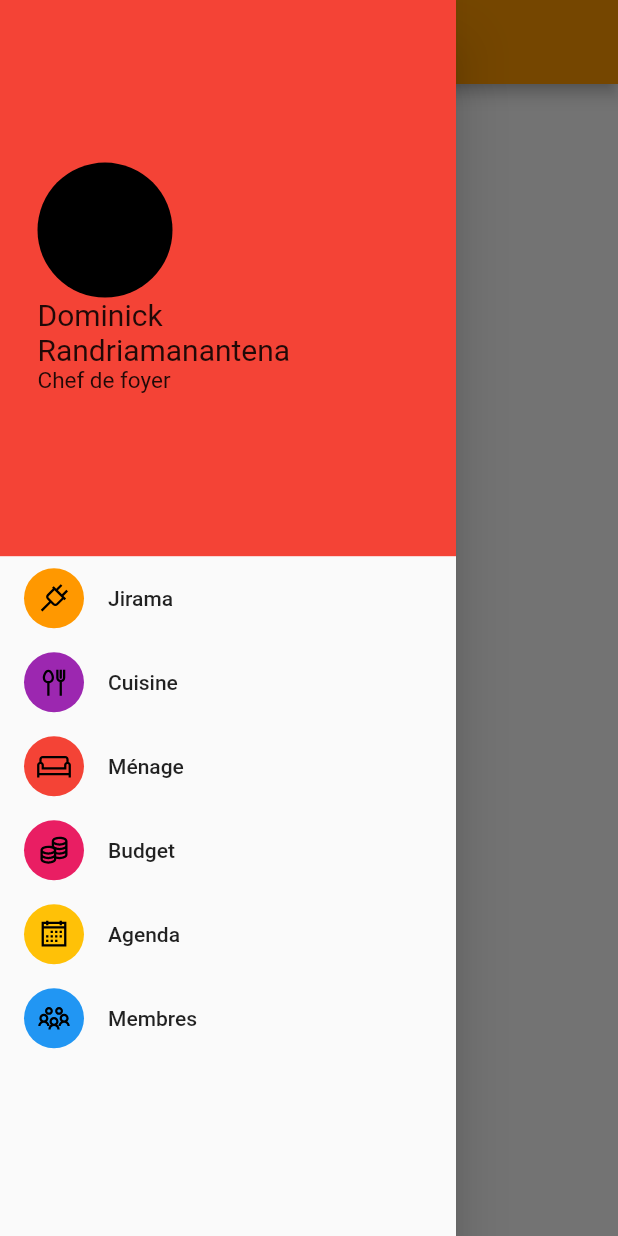
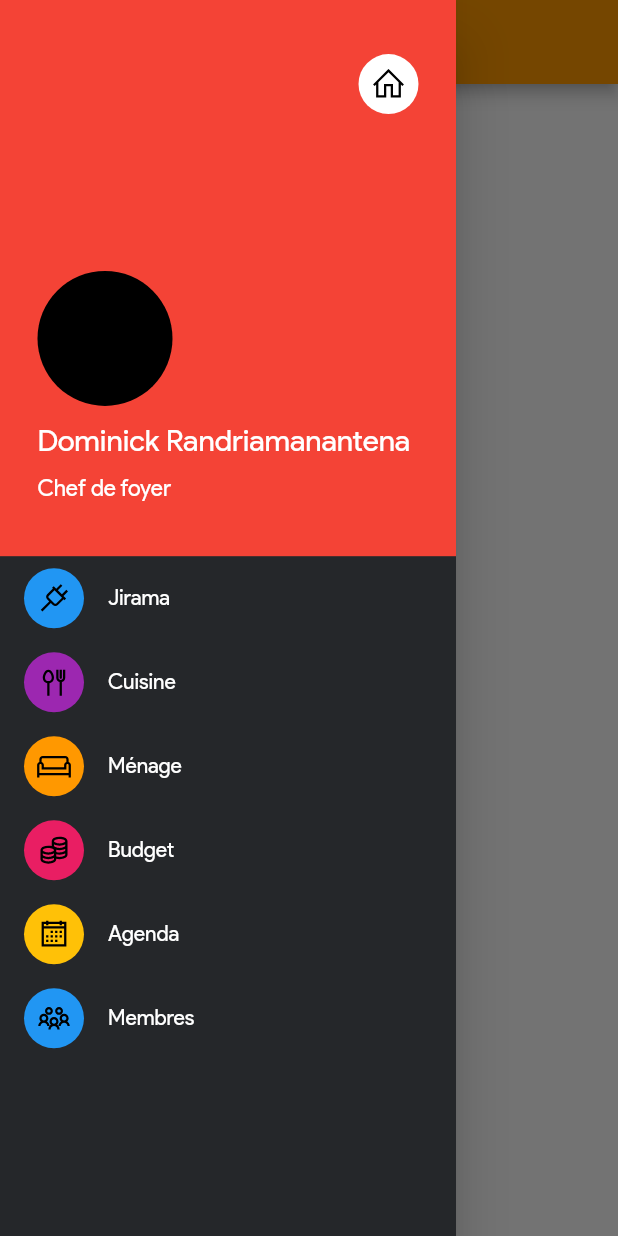
Before and after one commit to iTeam-S/GFS, a Flutter app: the screen it shows after launch, with the side drawer open, on a phone screen of 412 x 824 dp. Run offline on Flutter 3.47's test engine with Material 2 defaults, Android fonts, the phone set to English and light mode, and no system bars; our stand-ins replace get, line_icons.

Commit message:
amélioration code drawer + ajout font

```diff
--- a/lib/main.dart
+++ b/lib/main.dart
@@ -15,9 +15,7 @@ class MyApp extends StatelessWidget {
     return GetMaterialApp(
       debugShowCheckedModeBanner: false,
       title: 'GFS',
-      theme: ThemeData(
-        primarySwatch: Colors.orange,
-      ),
+      theme: ThemeData(primarySwatch: Colors.orange, fontFamily: "ProductSans"),
       initialRoute: '/',
       routes: {
         '/': (context) => Screen(),
--- a/lib/views/jirama.dart
+++ b/lib/views/jirama.dart
@@ -1,5 +1,6 @@
 import 'package:flutter/material.dart';
 import 'package:gfs/views/widgets/app_colors.dart';
+import 'package:gfs/views/widgets/drawer.dart';
 import 'package:gfs/views/widgets/spending_category_model.dart';
 import 'package:gfs/views/widgets/price_text.dart';
 import 'package:gfs/views/widgets/spending_category.dart';
@@ -38,12 +39,14 @@ class Jirama extends StatefulWidget {
   _JiramaState createState() => _JiramaState();
 }
 
+AppDrawer drawer = AppDrawer();
+
 class _JiramaState extends State<Jirama> {
   @override
   Widget build(BuildContext context) {
     return Scaffold(
+      drawer: drawer,
       appBar: AppBar(
-        leading: IconButton(onPressed: () {}, icon: Icon(Icons.sort)),
         title: Text("JIRAMA"),
       ),
       body: Container(
--- a/lib/views/membres.dart
+++ b/lib/views/membres.dart
@@ -1,5 +1,8 @@
 import 'package:flutter/material.dart';
+import 'package:gfs/views/widgets/drawer.dart';
 import 'package:line_icons/line_icons.dart';
+
+AppDrawer drawer = AppDrawer();
 
 class MembreList extends StatelessWidget {
   const MembreList({Key? key}) : super(key: key);
@@ -7,10 +10,9 @@ class MembreList extends StatelessWidget {
   @override
   Widget build(BuildContext context) {
     return Scaffold(
-      backgroundColor: Color(0xfff25272a),
-      appBar: AppBar(
-        leading: Icon(Icons.arrow_back_ios),
-      ),
+      backgroundColor: Color(0xff25272a),
+      drawer: drawer,
+      appBar: AppBar(),
       body: SingleChildScrollView(
           child: Column(
               mainAxisAlignment: MainAxisAlignment.start,
--- a/lib/views/widgets/drawer.dart
+++ b/lib/views/widgets/drawer.dart
@@ -6,30 +6,46 @@ class AppDrawer extends StatelessWidget {
   @override
   Widget build(BuildContext context) {
     return Drawer(
-      child: Container(
-        child: SingleChildScrollView(
-          child: Column(
-            children: [
+      child: Material(
+        color: Color(0xff25272a),
+        child: ListView(
+          children: <Widget>[
             Container(
               padding: EdgeInsets.all(25),
               color: Colors.red,
               height: Get.height * .45,
               width: Get.width,
               child: Column(
-                  mainAxisAlignment: MainAxisAlignment.center,
+                mainAxisAlignment: MainAxisAlignment.spaceEvenly,
                 crossAxisAlignment: CrossAxisAlignment.start,
                 children: [
+                  Container(
+                    alignment: Alignment.topRight,
+                    child: InkWell(
+                      onTap: () => Get.toNamed('/'),
+                      child: CircleAvatar(
+                        backgroundColor: Colors.white,
+                        child: Icon(
+                          LineIcons.home,
+                          color: Colors.black,
+                        ),
+                      ),
+                    ),
+                  ),
+                  SizedBox(
+                    height: Get.height * .1,
+                  ),
                   CircleAvatar(
                     backgroundColor: Colors.black,
                     radius: 45,
                   ),
                   Text(
                     "Dominick Randriamanantena",
-                      style: TextStyle(fontSize: 20),
+                    style: TextStyle(fontSize: 20, color: Colors.white),
                   ),
                   Text(
                     "Chef de foyer",
-                      style: TextStyle(fontSize: 15),
+                    style: TextStyle(fontSize: 15, color: Colors.white),
                   )
                 ],
               ),
@@ -37,81 +53,67 @@ class AppDrawer extends StatelessWidget {
             Container(
               child: Column(
                 children: [
-                    ListTile(
-                      onTap: () {},
-                      title: Text("Jirama"),
-                      leading: CircleAvatar(
-                        backgroundColor: Colors.orange,
-                        child: Icon(
-                          LineIcons.plug,
-                          color: Colors.black,
-                        ),
-                      ),
-                    ),
-                    ListTile(
-                      onTap: () {},
-                      title: Text("Cuisine"),
-                      leading: CircleAvatar(
-                        backgroundColor: Colors.purple,
-                        child: Icon(
-                          LineIcons.utensils,
-                          color: Colors.black,
-                        ),
-                      ),
-                    ),
-                    ListTile(
-                      onTap: () {},
-                      title: Text("Ménage"),
-                      leading: CircleAvatar(
-                        backgroundColor: Colors.red,
-                        child: Icon(
-                          LineIcons.couch,
-                          color: Colors.black,
-                        ),
-                      ),
-                    ),
-                    ListTile(
-                      onTap: () {},
-                      title: Text("Budget"),
-                      leading: CircleAvatar(
-                        backgroundColor: Colors.pink,
-                        child: Icon(
-                          LineIcons.coins,
-                          color: Colors.black,
-                        ),
-                      ),
-                    ),
-                    ListTile(
-                      onTap: () {},
-                      title: Text("Agenda"),
-                      leading: CircleAvatar(
-                        backgroundColor: Colors.amber,
-                        child: Icon(
-                          LineIcons.calendar,
-                          color: Colors.black,
-                        ),
-                      ),
-                    ),
-                    ListTile(
-                      onTap: () {
-                        Get.toNamed('/membre');
-                      },
-                      title: Text("Membres"),
-                      leading: CircleAvatar(
-                        backgroundColor: Colors.blue,
-                        child: Icon(
-                          LineIcons.users,
-                          color: Colors.black,
-                        ),
-                      ),
-                    ),
+                  menuItems(
+                      itemName: 'Jirama',
+                      itemIcon: LineIcons.plug,
+                      itemRoute: '/jirama',
+                      itemColor: Colors.blue),
+                  menuItems(
+                      itemName: 'Cuisine',
+                      itemIcon: LineIcons.utensils,
+                      itemRoute: '/membre',
+                      itemColor: Colors.purple),
+                  menuItems(
+                      itemName: 'Ménage',
+                      itemIcon: LineIcons.couch,
+                      itemRoute: '/membre',
+                      itemColor: Colors.orange),
+                  menuItems(
+                      itemName: 'Budget',
+                      itemIcon: LineIcons.coins,
+                      itemRoute: '/membre',
+                      itemColor: Colors.pink),
+                  menuItems(
+                      itemName: 'Agenda',
+                      itemIcon: LineIcons.calendar,
+                      itemRoute: '/agenda',
+                      itemColor: Colors.amber),
+                  menuItems(
+                      itemName: 'Membres',
+                      itemIcon: LineIcons.users,
+                      itemRoute: '/membre',
+                      itemColor: Colors.blue),
                 ],
               ),
             )
           ],
         ),
       ),
+    );
+  }
+
+  Widget menuItems({
+    required String itemName,
+    required IconData itemIcon,
+    required String itemRoute,
+    required Color itemColor,
+  }) {
+    return ListTile(
+      onTap: () {
+        Get.toNamed(itemRoute);
+      },
+      title: Text(
+        itemName,
+        style: TextStyle(color: Colors.white),
       ),
+      leading: CircleAvatar(
+        backgroundColor: itemColor,
+        child: Icon(
+          itemIcon,
+          color: Colors.black,
+        ),
+      ),
+      hoverColor: Colors.red,
     );
   }
 }
```
Also changed, not shown: pubspec.yaml (+6 -11 lines), assets/fonts/PS.ttf (added), assets/fonts/PSLight.ttf (added). Lines whose indentation alone changed are shown as unchanged.
